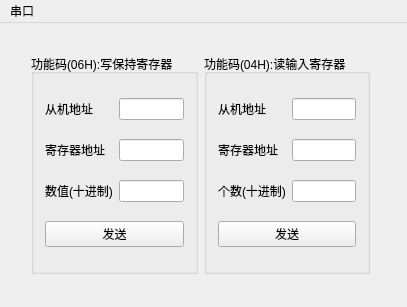
Before: the Qt Designer form modbus/mainwindow.ui in zhaoyu811/MyModbus, drawn with Qt 5.
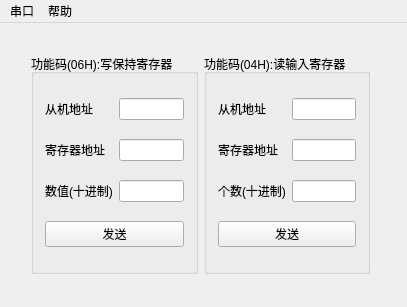
After: the same form once the commit is applied.

Patch:
```diff
--- a/modbus/mainwindow.ui
+++ b/modbus/mainwindow.ui
@@ -137,7 +137,14 @@
     </property>
     <addaction name="action"/>
    </widget>
+   <widget class="QMenu" name="menu_2">
+    <property name="title">
+     <string>帮助</string>
+    </property>
+    <addaction name="actionUpdate"/>
+   </widget>
    <addaction name="menu"/>
+   <addaction name="menu_2"/>
   </widget>
   <action name="actionshezhi">
    <property name="text">
```
Left out of the diff: 5 changed lines with no effect on the pictures.
